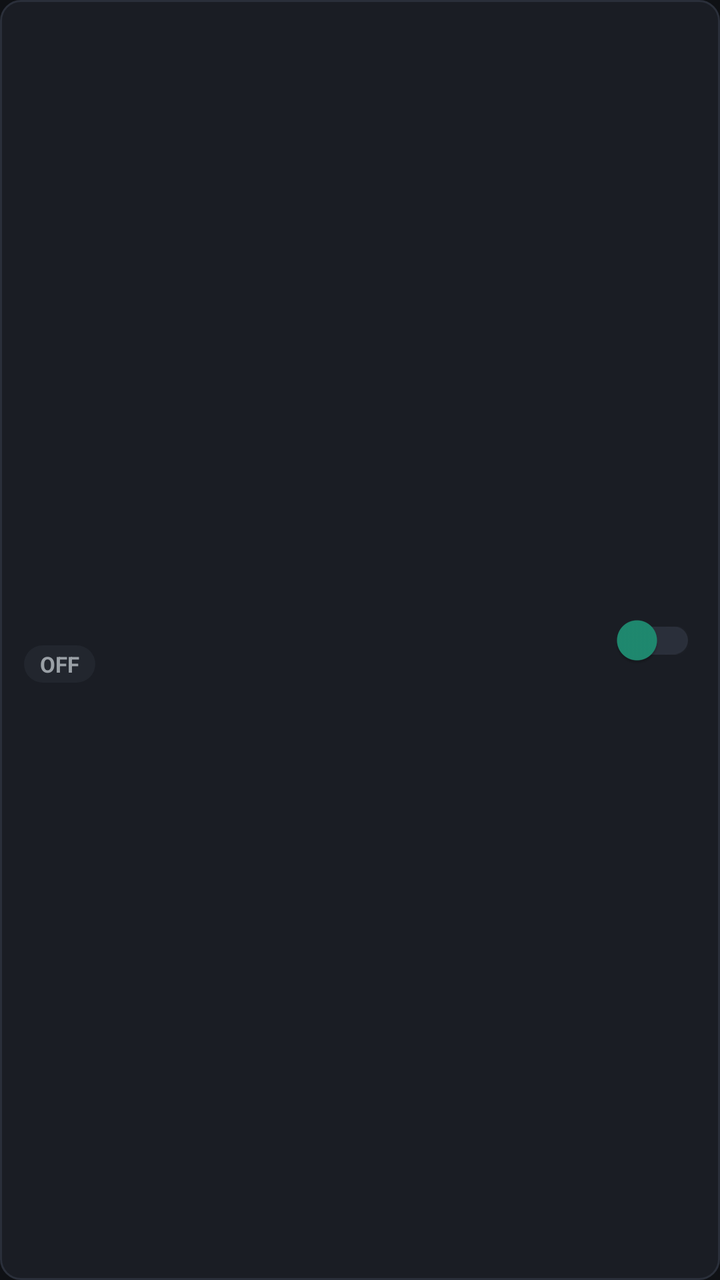
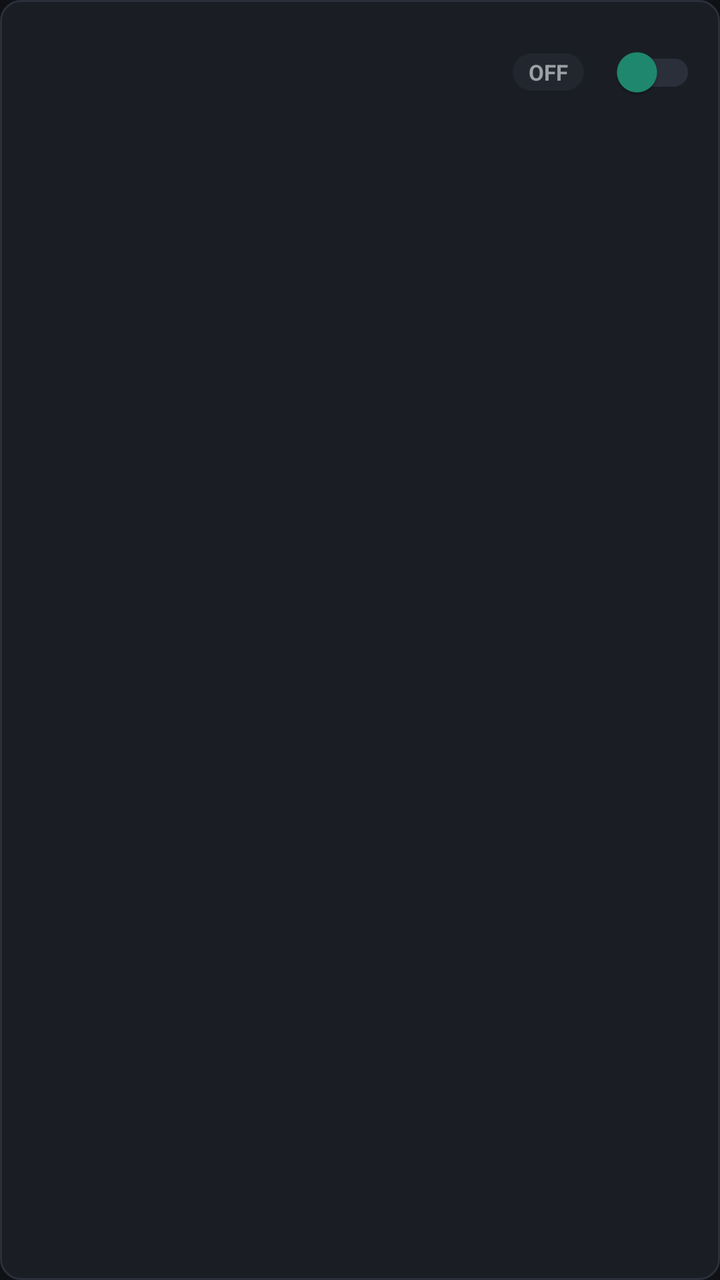

Screens rendered from an Android XML layout before and after an edit, with the pre-edit source and the edit as a unified diff.
<!-- AndroidManifest.xml: application theme Theme.MarketAdvisorCompanion -->
<!-- res/layout/item_broker_arm.xml -->
<?xml version="1.0" encoding="utf-8"?>
<LinearLayout xmlns:android="http://schemas.android.com/apk/res/android"
    xmlns:app="http://schemas.android.com/apk/res-auto"
    android:layout_width="match_parent"
    android:layout_height="wrap_content"
    android:background="@drawable/bg_card"
    android:gravity="center_vertical"
    android:orientation="horizontal"
    android:padding="12dp">

    <LinearLayout
        android:layout_width="0dp"
        android:layout_height="wrap_content"
        android:layout_weight="1"
        android:orientation="vertical">

        <TextView
            android:id="@+id/brokerName"
            android:layout_width="match_parent"
            android:layout_height="wrap_content"
            android:textColor="@color/text"
            android:textSize="15sp"
            android:textStyle="bold" />

        <TextView
            android:id="@+id/brokerDetail"
            android:layout_width="match_parent"
            android:layout_height="wrap_content"
            android:layout_marginTop="2dp"
            android:textColor="@color/muted"
            android:textSize="11sp"
            android:visibility="gone" />

        <TextView
            android:id="@+id/brokerPill"
            android:layout_width="wrap_content"
            android:layout_height="wrap_content"
            android:layout_marginTop="4dp"
            android:background="@drawable/bg_pill_off"
            android:paddingHorizontal="8dp"
            android:paddingVertical="2dp"
            android:text="OFF"
            android:textColor="@color/muted"
            android:textSize="11sp"
            android:textStyle="bold" />
    </LinearLayout>

    <com.google.android.material.switchmaterial.SwitchMaterial
        android:id="@+id/brokerSwitch"
        android:layout_width="wrap_content"
        android:layout_height="wrap_content"
        app:thumbTint="@color/accent"
        app:trackTint="@color/line" />
</LinearLayout>
<!-- resources referenced by this layout -->
<resources>
  <color name="accent">#1F8A70</color>
  <color name="line">#2A2F3A</color>
  <color name="muted">#9AA0A6</color>
  <color name="text">#E8EAED</color>
  <!-- drawable bg_card (drawable) -->
  <?xml version="1.0" encoding="utf-8"?>
  <shape xmlns:android="http://schemas.android.com/apk/res/android"
      android:shape="rectangle">
      <solid android:color="@color/panel" />
      <stroke
          android:width="1dp"
          android:color="@color/line" />
      <corners android:radius="10dp" />
  </shape>
  <!-- drawable bg_pill_off (drawable) -->
  <?xml version="1.0" encoding="utf-8"?>
  <shape xmlns:android="http://schemas.android.com/apk/res/android"
      android:shape="rectangle">
      <solid android:color="#22262E" />
      <corners android:radius="999dp" />
  </shape>
  <style name="Theme.MarketAdvisorCompanion" parent="Theme.MaterialComponents.DayNight.NoActionBar">
          <item name="colorPrimary">@color/accent</item>
          <item name="colorPrimaryVariant">@color/brand_bg</item>
          <item name="colorOnPrimary">@color/text</item>
          <item name="colorSecondary">@color/accent_hover</item>
          <item name="colorOnSecondary">@color/text</item>
          <item name="android:statusBarColor">@color/bg</item>
          <item name="android:navigationBarColor">@color/bg</item>
          <item name="android:windowBackground">@color/bg</item>
          <item name="android:textColor">@color/text</item>
          <item name="colorControlActivated">@color/accent</item>
      </style>
  <color name="panel">#1A1D24</color>
  <color name="brand_bg">#0D3B2E</color>
  <color name="accent_hover">#26A69A</color>
  <color name="bg">#0F1115</color>
</resources>

<!-- the commit's change to res/layout/item_broker_arm.xml (unified diff, before → after) -->
@@ -4,38 +4,29 @@
     android:layout_width="match_parent"
     android:layout_height="wrap_content"
     android:background="@drawable/bg_card"
-    android:gravity="center_vertical"
-    android:orientation="horizontal"
+    android:orientation="vertical"
     android:padding="12dp">
 
     <LinearLayout
-        android:layout_width="0dp"
+        android:layout_width="match_parent"
         android:layout_height="wrap_content"
-        android:layout_weight="1"
-        android:orientation="vertical">
+        android:gravity="center_vertical"
+        android:orientation="horizontal">
 
         <TextView
             android:id="@+id/brokerName"
-            android:layout_width="match_parent"
+            android:layout_width="0dp"
             android:layout_height="wrap_content"
+            android:layout_weight="1"
             android:textColor="@color/text"
-            android:textSize="15sp"
+            android:textSize="16sp"
             android:textStyle="bold" />
-
-        <TextView
-            android:id="@+id/brokerDetail"
-            android:layout_width="match_parent"
-            android:layout_height="wrap_content"
-            android:layout_marginTop="2dp"
-            android:textColor="@color/muted"
-            android:textSize="11sp"
-            android:visibility="gone" />
 
         <TextView
             android:id="@+id/brokerPill"
             android:layout_width="wrap_content"
             android:layout_height="wrap_content"
-            android:layout_marginTop="4dp"
+            android:layout_marginEnd="8dp"
             android:background="@drawable/bg_pill_off"
             android:paddingHorizontal="8dp"
             android:paddingVertical="2dp"
@@ -43,12 +34,40 @@
             android:textColor="@color/muted"
             android:textSize="11sp"
             android:textStyle="bold" />
+
+        <com.google.android.material.switchmaterial.SwitchMaterial
+            android:id="@+id/brokerSwitch"
+            android:layout_width="wrap_content"
+            android:layout_height="wrap_content"
+            app:thumbTint="@color/accent"
+            app:trackTint="@color/line" />
     </LinearLayout>
 
-    <com.google.android.material.switchmaterial.SwitchMaterial
-        android:id="@+id/brokerSwitch"
-        android:layout_width="wrap_content"
+    <TextView
+        android:id="@+id/brokerBalance"
+        android:layout_width="match_parent"
         android:layout_height="wrap_content"
-        app:thumbTint="@color/accent"
-        app:trackTint="@color/line" />
+        android:layout_marginTop="6dp"
+        android:textColor="@color/text"
+        android:textSize="13sp"
+        android:visibility="gone" />
+
+    <TextView
+        android:id="@+id/brokerDetail"
+        android:layout_width="match_parent"
+        android:layout_height="wrap_content"
+        android:layout_marginTop="4dp"
+        android:textColor="@color/muted"
+        android:textSize="11sp"
+        android:visibility="gone" />
+
+    <com.google.android.material.button.MaterialButton
+        android:id="@+id/btnReauth"
+        style="@style/Widget.MaterialComponents.Button.OutlinedButton"
+        android:layout_width="match_parent"
+        android:layout_height="wrap_content"
+        android:layout_marginTop="8dp"
+        android:text="@string/reauth_etrade"
+        android:visibility="gone" />
+
 </LinearLayout>
<!-- resource entries referenced after the edit -->
@@ -21,6 +21,7 @@
       <solid android:color="#22262E" />
       <corners android:radius="999dp" />
   </shape>
+  <string name="reauth_etrade">Reauth E*TRADE</string>
   <style name="Theme.MarketAdvisorCompanion" parent="Theme.MaterialComponents.DayNight.NoActionBar">
           <item name="colorPrimary">@color/accent</item>
           <item name="colorPrimaryVariant">@color/brand_bg</item>
